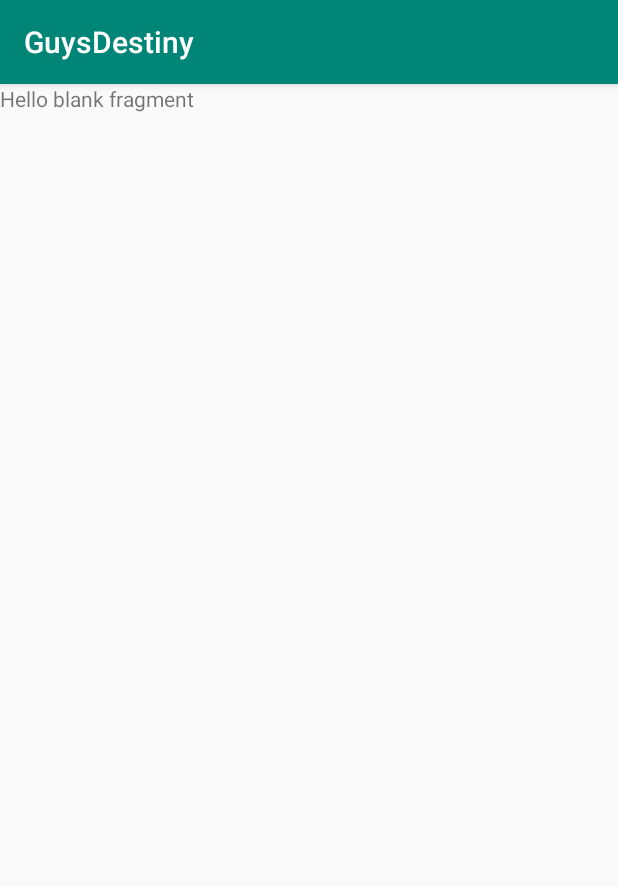
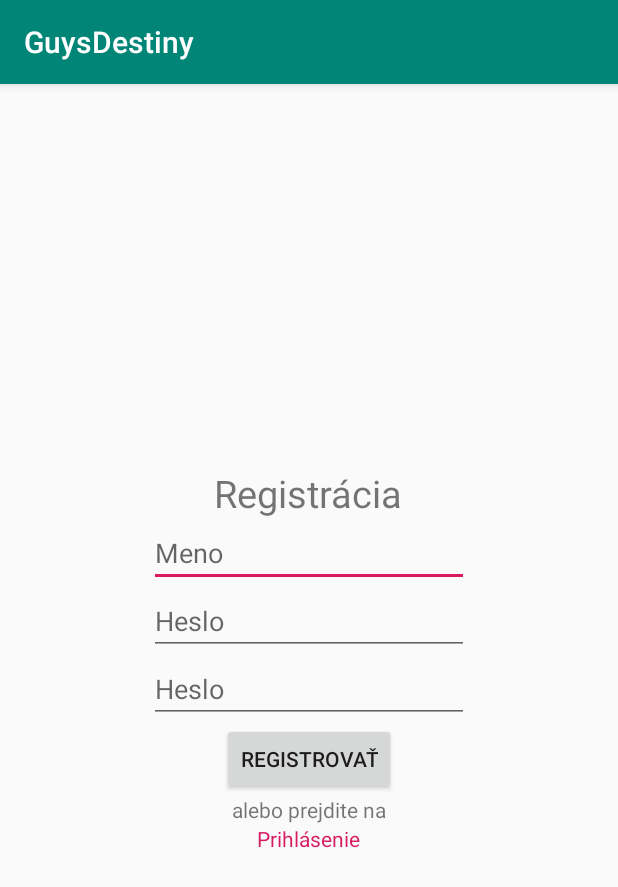
Before and after one commit to BlahaMarek/mob, an Android app: the fragment SignUp shown on its own in the app's theme, on a phone screen of 412 x 824 dp. Shown: the top 887 px of the screen. Run offline under Robolectric (Android 15) with nearby library versions, the phone set to English and light mode, and no system bars.

Commit message:
Login, signup, viewmodel init

```diff
--- a/GuysDestiny/app/build.gradle
+++ b/GuysDestiny/app/build.gradle
@@ -38,4 +38,5 @@ dependencies {
     implementation 'com.squareup.retrofit2:retrofit:2.6.2'
     implementation 'com.squareup.retrofit2:converter-gson:2.6.2'
 
+    implementation 'androidx.lifecycle:lifecycle-extensions:2.0.0'
 }
--- a/GuysDestiny/app/src/main/java/com/example/guysdestiny/SignUp.kt
+++ b/GuysDestiny/app/src/main/java/com/example/guysdestiny/SignUp.kt
@@ -1,11 +1,16 @@
 package com.example.guysdestiny
 
 
+import android.content.Context
 import android.os.Bundle
 import androidx.fragment.app.Fragment
 import android.view.LayoutInflater
 import android.view.View
 import android.view.ViewGroup
+import android.widget.Button
+import android.widget.TextView
+import android.widget.Toast
+import androidx.navigation.findNavController
 
 /**
  * A simple [Fragment] subclass.
@@ -16,9 +21,22 @@ class SignUp : Fragment() {
         inflater: LayoutInflater, container: ViewGroup?,
         savedInstanceState: Bundle?
     ): View? {
-        // Inflate the layout for this fragment
-        return inflater.inflate(R.layout.fragment_sign_up, container, false)
+
+        val view: View = inflater.inflate(R.layout.fragment_sign_up, container, false)
+        val signBtn: Button = view.findViewById(R.id.signBtn)
+        val gotoLoginButton: TextView = view.findViewById(R.id.gotoLoginBtn)
+
+        signBtn.setOnClickListener { createUser(activity!!.applicationContext) }
+        gotoLoginButton.setOnClickListener { loginFragment(view) }
+
+        return view
     }
 
+    private fun createUser(context: Context) {
+        Toast.makeText(context,"Hello Javatpoint",Toast.LENGTH_SHORT).show()
+    }
 
+    private fun loginFragment(view: View) {
+        view.findNavController().navigate(R.id.action_signUp_to_login)
+    }
 }
--- a/GuysDestiny/app/src/main/res/layout/fragment_sign_up.xml
+++ b/GuysDestiny/app/src/main/res/layout/fragment_sign_up.xml
@@ -5,10 +5,71 @@
     android:layout_height="match_parent"
     tools:context=".SignUp">
 
-    <!-- TODO: Update blank fragment layout -->
-    <TextView
+    <LinearLayout
+        xmlns:android="http://schemas.android.com/apk/res/android"
+        xmlns:tools="http://schemas.android.com/tools"
         android:layout_width="match_parent"
-        android:layout_height="match_parent"
-        android:text="@string/hello_blank_fragment" />
+        android:layout_height="wrap_content"
+        android:orientation="vertical"
+        android:layout_gravity="center_vertical"
+        tools:context=".MainActivity">
+
+        <TextView
+            android:layout_width="wrap_content"
+            android:layout_height="wrap_content"
+            android:layout_gravity="center_horizontal"
+            android:textSize="25dp"
+            android:text="@string/signup"
+            />
+
+        <EditText
+            android:id="@+id/loginText"
+            android:layout_width="wrap_content"
+            android:layout_height="wrap_content"
+            android:layout_gravity="center_horizontal"
+            android:ems="10"
+            android:hint="@string/name"
+            android:inputType="textPersonName" />
+
+        <EditText
+            android:id="@+id/passwordText"
+            android:layout_width="wrap_content"
+            android:layout_height="wrap_content"
+            android:layout_gravity="center_horizontal"
+            android:ems="10"
+            android:inputType="textPassword"
+            android:hint="@string/password" />
+
+        <EditText
+            android:id="@+id/passwordText2"
+            android:layout_width="wrap_content"
+            android:layout_height="wrap_content"
+            android:layout_gravity="center_horizontal"
+            android:ems="10"
+            android:inputType="textPassword"
+            android:hint="@string/password" />
+
+        <Button
+            android:id="@+id/signBtn"
+            android:layout_width="wrap_content"
+            android:layout_height="wrap_content"
+            android:layout_gravity="center_horizontal"
+            android:text="@string/sign" />
+
+        <TextView
+            android:layout_width="wrap_content"
+            android:layout_height="wrap_content"
+            android:layout_gravity="center_horizontal"
+            android:text="@string/or"/>
+
+        <TextView
+            android:id="@+id/gotoLoginBtn"
+            android:layout_width="wrap_content"
+            android:layout_height="wrap_content"
+            android:textColor="@color/colorAccent"
+            android:layout_gravity="center_horizontal"
+            android:text="@string/gotoLogin" />
+
+    </LinearLayout>
 
 </FrameLayout>
--- a/GuysDestiny/app/src/main/res/values/strings.xml
+++ b/GuysDestiny/app/src/main/res/values/strings.xml
@@ -1,7 +1,14 @@
 <resources>
     <string name="app_name">GuysDestiny</string>
-
-    <!-- TODO: Remove or change this placeholder text -->
     <string name="hello_blank_fragment">Hello blank fragment</string>
+    <string name="login">Prihlásenie</string>
+    <string name="signup">Registrácia</string>
+    <string name="name">Meno</string>
+    <string name="password">Heslo</string>
+    <string name="log">Prihlásiť</string>
+    <string name="sign">Registrovať</string>
+    <string name="or">alebo prejdite na </string>
+    <string name="gotoSign"> Registráciu</string>
+    <string name="gotoLogin"> Prihlásenie</string>
     <string name="wifi_fragment">Wifi Fragment</string>
 </resources>
```
Also changed, not shown: GuysDestiny/app/src/main/java/com/example/guysdestiny/Login.kt (+25 -8 lines), GuysDestiny/app/src/main/java/com/example/guysdestiny/UserViewModel.kt (added, +15 -0 lines), GuysDestiny/app/src/main/res/layout/fragment_login.xml (+57 -4 lines).
